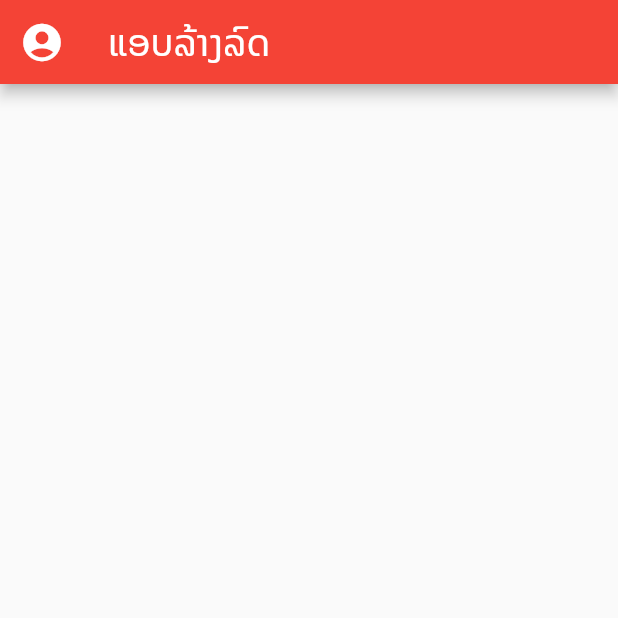
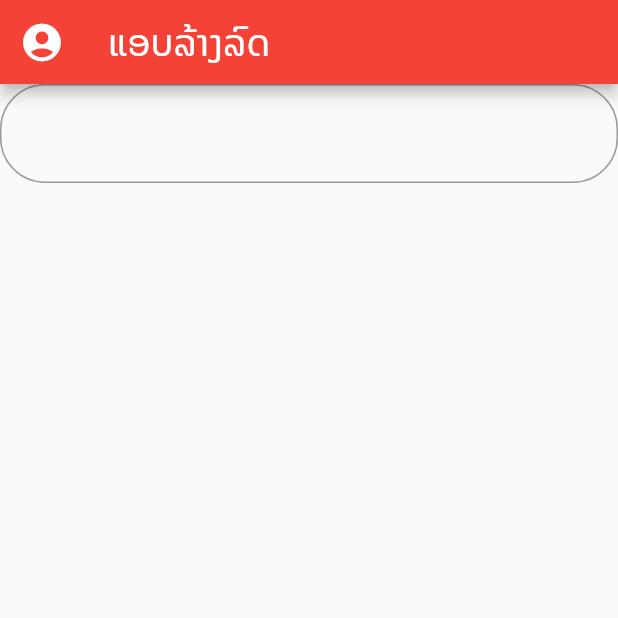
Before and after one commit to ponetel/langlod, a Flutter app: the screen it shows after launch, on a phone screen of 412 x 824 dp, the top half of it. Run offline on Flutter 3.47's test engine with Material 2 defaults, Android fonts, the phone set to English and light mode, and no system bars; our stand-ins replace animated_splash_screen.

```diff
--- a/lib/screens/homescreen.dart
+++ b/lib/screens/homescreen.dart
@@ -32,6 +32,13 @@ class _HomeScreenState extends State<HomeScreen> {
           )
         ],
       ),
+      body: ListView(children: [
+        TextField(
+          decoration: InputDecoration(
+              border: OutlineInputBorder(
+                  borderRadius: BorderRadius.circular(30.0))),
+        )
+      ]),
     );
   }
 }
```
